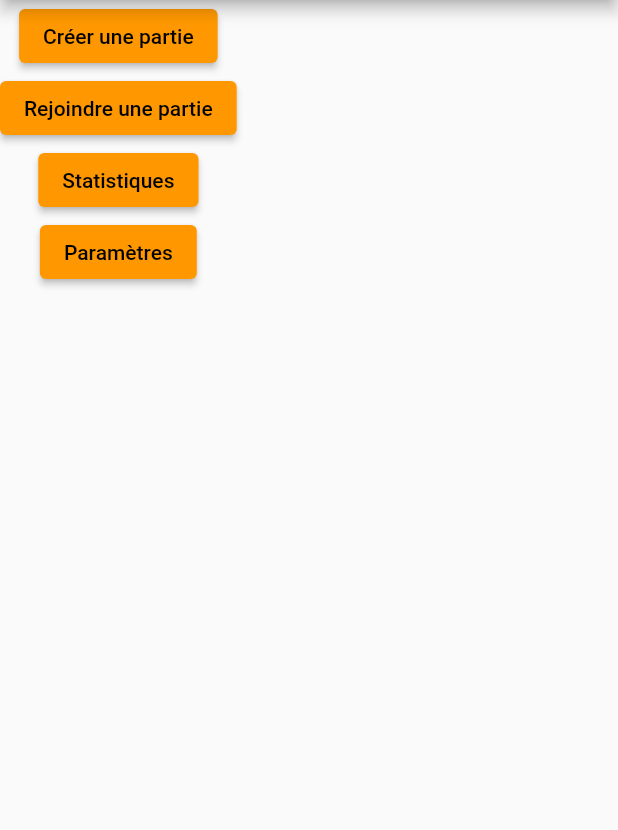
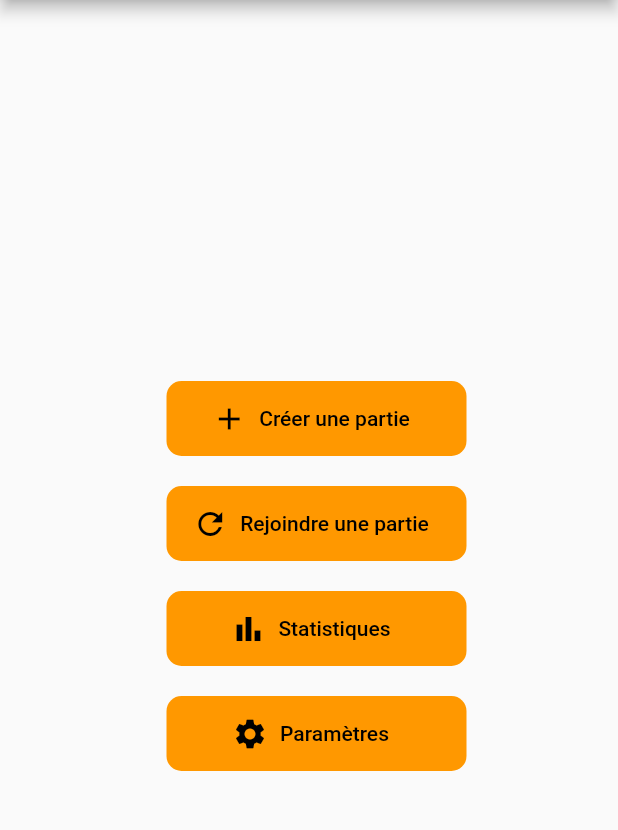
Before and after one commit to lachauxb/tarot-front, a Flutter app: the screen it shows after launch, on a phone screen of 412 x 824 dp, the part 84-914 px from its top. Run offline on Flutter 3.47's test engine with Material 2 defaults, Android fonts, the phone set to English and light mode, and no system bars; missing offline and left inert: autocomplete_textfield.

```diff
--- /dev/null
+++ b/tarot_front/lib/activities/home_page_activity.dart
@@ -0,0 +1,135 @@
+import 'package:flutter/material.dart';
+import 'package:tarot_front/configurations/constants.dart';
+
+///
+class HomePageActivity extends StatefulWidget {
+  const HomePageActivity({Key? key}) : super(key: key);
+
+  @override
+  _HomePageActivityState createState() => _HomePageActivityState();
+}
+
+
+class _HomePageActivityState extends State<HomePageActivity> {
+
+  @override
+  Widget build(BuildContext context) {
+    return Scaffold(
+      appBar: AppBar(
+        title: const Text("Tarot"),
+        centerTitle: true,
+      ),
+      body: Padding(
+        padding: const EdgeInsets.only(left: 10, top: 20),
+        child: Center(
+          child: SingleChildScrollView(
+            scrollDirection: Axis.vertical,
+            child: Column(
+              crossAxisAlignment: CrossAxisAlignment.center,
+              mainAxisAlignment: MainAxisAlignment.center,
+              children: <Widget>[
+                Padding(
+                  padding: const EdgeInsets.only(bottom: 20),
+                  child: Container(
+                    decoration: const BoxDecoration(
+                      color: Colors.orange,
+                      borderRadius: BorderRadius.all(Radius.circular(10.0)),
+                    ),
+                    child: SizedBox(
+                      width: 200,
+                      height: 50,
+                      child: Row(
+                        crossAxisAlignment: CrossAxisAlignment.center,
+                        mainAxisAlignment: MainAxisAlignment.center,
+                        children: [
+                          const Icon(Icons.add, color: Colors.black),
+                          TextButton(
+                            onPressed: () => Navigator.of(context).pushNamed(newGamePage),
+                            child: const Text('Créer une partie', style: TextStyle(color: Colors.black),),
+                          )
+                        ],
+                      )
+                    )
+                  )
+                ),
+                Padding(
+                  padding: const EdgeInsets.only(bottom: 20),
+                  child: Container(
+                    decoration: const BoxDecoration(
+                      color: Colors.orange,
+                      borderRadius: BorderRadius.all(Radius.circular(10.0)),
+                    ),
+                    child: SizedBox(
+                      width: 200,
+                      height: 50,
+                      child: Row(
+                        crossAxisAlignment: CrossAxisAlignment.center,
+                        mainAxisAlignment: MainAxisAlignment.center,
+                        children: [
+                          const Icon(Icons.refresh, color: Colors.black),
+                          TextButton(
+                            onPressed: () => {},
+                            child: const Text('Rejoindre une partie', style: TextStyle(color: Colors.black),)
+                          )
+                        ]
+                      )
+                    )
+                  )
+                ),
+                Padding(
+                  padding: const EdgeInsets.only(bottom: 20),
+                  child: Container(
+                    decoration: const BoxDecoration(
+                      color: Colors.orange,
+                      borderRadius: BorderRadius.all(Radius.circular(10.0)),
+                    ),
+                    child: SizedBox(
+                      width: 200,
+                      height: 50,
+                      child: Row(
+                        crossAxisAlignment: CrossAxisAlignment.center,
+                        mainAxisAlignment: MainAxisAlignment.center,
+                        children: [
+                          const Icon(Icons.bar_chart, color: Colors.black),
+                          TextButton(
+                            onPressed: () => Navigator.of(context).pushNamed(statisticsPage),
+                            child: const Text('Statistiques', style: TextStyle(color: Colors.black))
+                          )
+                        ]
+                      )
+                    )
+                  )
+                ),
+                Padding(
+                  padding: const EdgeInsets.only(bottom: 20),
+                  child: Container(
+                    decoration: const BoxDecoration(
+                      color: Colors.orange,
+                      borderRadius: BorderRadius.all(Radius.circular(10.0)),
+                    ),
+                    child: SizedBox(
+                      width: 200,
+                      height: 50,
+                      child: Row(
+                        crossAxisAlignment: CrossAxisAlignment.center,
+                        mainAxisAlignment: MainAxisAlignment.center,
+                        children: [
+                          const Icon(Icons.settings, color: Colors.black),
+                          TextButton(
+                            onPressed: () => {},
+                            child: const Text('Paramètres', style: TextStyle(color: Colors.black))
+                          )
+                        ]
+                      )
+                    )
+                  )
+                )
+              ],
+            ),
+          )
+        )
+      )
+    );
+  }
+
+}
--- a/tarot_front/lib/configurations/constants.dart
+++ b/tarot_front/lib/configurations/constants.dart
@@ -2,6 +2,9 @@
 
 /// Constants for routes
 const String loginPage = "/login";
+const String homePage = "/home";
 const String gamePage = "/game";
 const String statisticsPage = "/statistics";
 const String newGamePage = "/newGame";
+
+const String urlBack = "http://localhost:8080";
--- a/tarot_front/lib/main.dart
+++ b/tarot_front/lib/main.dart
@@ -1,9 +1,10 @@
 import 'package:flutter/material.dart';
+import 'package:tarot_front/activities/game_activity.dart';
 import 'package:tarot_front/configurations/constants.dart';
-import 'activities/game_activity.dart';
-import 'activities/login_activity.dart';
-import 'activities/new_game_activity.dart';
-import 'activities/statistics_activity.dart';
+import 'package:tarot_front/activities/home_page_activity.dart';
+import 'package:tarot_front/activities/login_activity.dart';
+import 'package:tarot_front/activities/new_game_activity.dart';
+import 'package:tarot_front/activities/statistics_activity.dart';
 
 
 void main() {
@@ -15,9 +16,10 @@ class MyApp extends StatelessWidget {
 
   static Map<String, WidgetBuilder> routes = {
     loginPage : (BuildContext context) => const LoginActivity(),
-    gamePage : (BuildContext context) => const GameActivity(),
+    homePage : (BuildContext context) => const HomePageActivity(),
     newGamePage : (BuildContext context) => const NewGameActivity(),
-    statisticsPage : (BuildContext context) => const StatisticsActivity()
+    statisticsPage : (BuildContext context) => const StatisticsActivity(),
+    gamePage : (BuildContext context) => GameActivity(users: const [])
   };
 
   // This widget is the root of your application.
@@ -28,8 +30,9 @@ class MyApp extends StatelessWidget {
       theme: ThemeData(
         primarySwatch: Colors.orange,
       ),
-      home: const GameActivity(),
+      home: const HomePageActivity(),
       routes: routes,
+      debugShowCheckedModeBanner: false,
     );
   }
 }
```
Also changed, not shown: tarot_front/lib/activities/game_activity.dart (+50 -24 lines), tarot_front/lib/activities/new_game_activity.dart (+68 -12 lines), tarot_front/lib/models/game.dart (added, +10 -0 lines), tarot_front/lib/models/role.dart (added, +7 -0 lines), tarot_front/lib/models/round.dart (added, +11 -0 lines), tarot_front/lib/models/score.dart (added, +10 -0 lines), tarot_front/lib/models/user.dart (added, +32 -0 lines), tarot_front/lib/services/http_service.dart (added, +68 -0 lines), tarot_front/lib/services/user_service.dart (added, +18 -0 lines), tarot_front/pubspec.yaml (+4 -3 lines), tarot_front/pubspec.lock.
